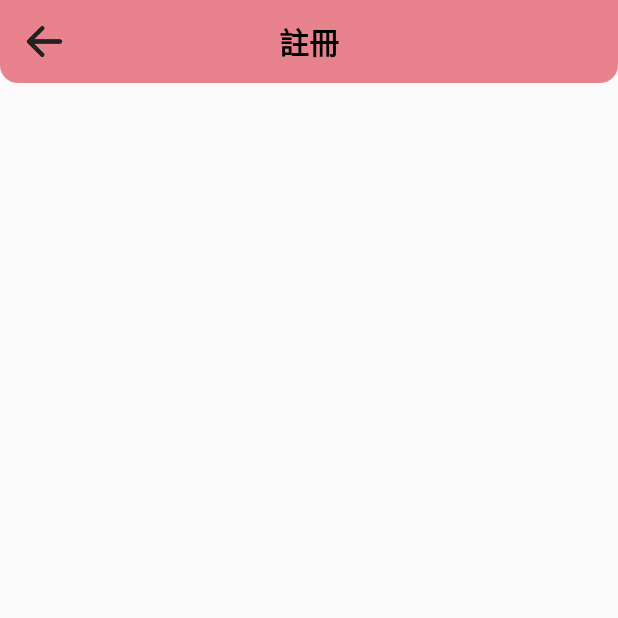
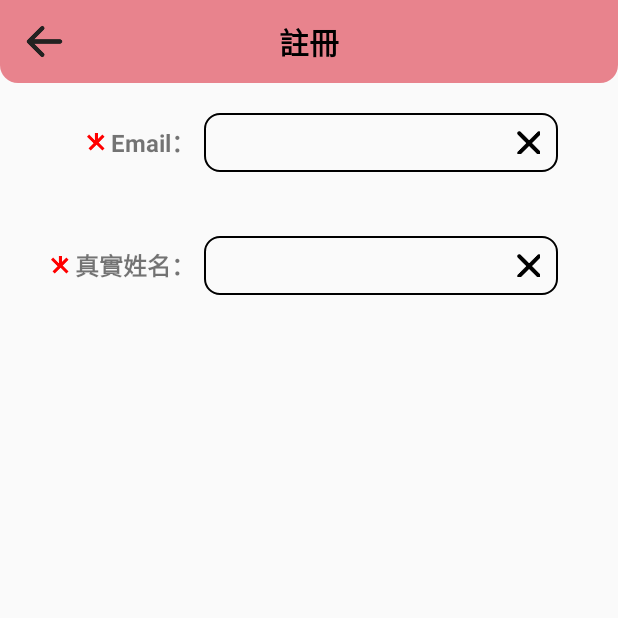
Before and after one commit to ives9999/hbc_android, an Android app: the RegisterActivity screen opened directly, with no data from a screen before it, on a phone screen of 412 x 824 dp, the top half of it. Run offline under Robolectric (Android 15) with nearby library versions, the light colour scheme and no system bars.

Commit message:
member register start.

```diff
--- /dev/null
+++ b/app/src/main/java/tw/com/bluemobile/hbc/Views/EditTextNormal.kt
@@ -0,0 +1,24 @@
+package tw.com.bluemobile.hbc.Views
+
+import android.content.Context
+import android.util.AttributeSet
+import android.view.View
+import android.widget.LinearLayout
+import android.widget.TextView
+import tw.com.bluemobile.hbc.R
+
+class EditTextNormal @JvmOverloads constructor(context: Context, attrs: AttributeSet? = null, defStyleAttr: Int = 0):
+    LinearLayout(context, attrs, defStyleAttr) {
+
+    private val view: View = View.inflate(context, R.layout.edit_text_normal, this)
+
+    init {
+        if (attrs != null) {
+            val attributes = context.theme.obtainStyledAttributes(attrs, R.styleable.EditTextNormal, 0, 0)
+
+            view.findViewById<TextView>(R.id.titleTV) ?. let {
+                it.text = attributes.getString(R.styleable.EditTextNormal_titleTV) ?: ""
+            }
+        }
+    }
+}
--- /dev/null
+++ b/app/src/main/res/drawable/edit_text_border.xml
@@ -0,0 +1,4 @@
+<shape xmlns:android="http://schemas.android.com/apk/res/android" android:shape="rectangle">
+   <corners android:radius="10dp"/>
+   <stroke android:width="1dp" android:color="#000000"/>
+ </shape>
--- a/app/src/main/res/layout/activity_register.xml
+++ b/app/src/main/res/layout/activity_register.xml
@@ -1,4 +1,4 @@
-<RelativeLayout xmlns:android="http://schemas.android.com/apk/res/android"
+<LinearLayout xmlns:android="http://schemas.android.com/apk/res/android"
     xmlns:app="http://schemas.android.com/apk/res-auto"
     xmlns:tools="http://schemas.android.com/tools"
     android:layout_width="match_parent"
@@ -11,5 +11,18 @@
         android:layout_width="match_parent"
         android:layout_height="@dimen/top_height" />
 
+    <tw.com.bluemobile.hbc.Views.EditTextNormal
+        android:layout_width="match_parent"
+        android:layout_height="70dp"
+        android:layout_marginTop="12dp"
+        app:titleTV="Email"
+        />
 
-</RelativeLayout>
+    <tw.com.bluemobile.hbc.Views.EditTextNormal
+        android:layout_width="match_parent"
+        android:layout_height="70dp"
+        android:layout_marginTop="12dp"
+        app:titleTV="真實姓名"
+        />
+
+</LinearLayout>
--- /dev/null
+++ b/app/src/main/res/layout/edit_text_normal.xml
@@ -0,0 +1,63 @@
+<?xml version="1.0" encoding="utf-8"?>
+<LinearLayout xmlns:android="http://schemas.android.com/apk/res/android"
+    xmlns:app="http://schemas.android.com/apk/res-auto"
+    xmlns:tools="http://schemas.android.com/tools"
+    android:layout_width="match_parent"
+    android:layout_height="55dp"
+    android:layout_below="@id/top"
+    android:gravity="center_vertical"
+    android:orientation="horizontal"
+    android:paddingTop="8dp"
+    android:paddingBottom="8dp">
+
+    <LinearLayout
+        android:layout_width="130dp"
+        android:layout_height="wrap_content"
+        android:layoutDirection="rtl"
+        android:orientation="horizontal">
+
+        <TextView
+            style="@style/edit_title"
+            android:layout_width="wrap_content"
+            android:layout_height="wrap_content"
+            android:text="@string/common" />
+
+        <TextView
+            android:id="@+id/titleTV"
+            style="@style/edit_title"
+            android:layout_width="wrap_content"
+            android:layout_height="wrap_content"
+            android:text="@string/email" />
+
+        <ImageView
+            android:layout_width="@dimen/star"
+            android:layout_height="@dimen/star"
+            android:layout_gravity="center_vertical"
+            android:layout_marginStart="4dp"
+            app:srcCompat="@drawable/start" />
+
+    </LinearLayout>
+
+    <LinearLayout
+        android:layout_width="wrap_content"
+        android:layout_height="wrap_content"
+        android:layout_marginStart="6dp"
+        android:background="@drawable/edit_text_border"
+        android:orientation="horizontal"
+        android:paddingEnd="12dp">
+
+        <EditText
+            android:layout_width="200dp"
+            android:layout_height="40dp"
+            android:layout_marginStart="8dp"
+            android:background="@android:color/transparent" />
+
+        <ImageView
+            android:id="@+id/clear"
+            android:layout_width="16dp"
+            android:layout_height="16dp"
+            android:layout_gravity="center_vertical"
+            app:srcCompat="@drawable/clear" />
+    </LinearLayout>
+
+</LinearLayout>
--- a/app/src/main/res/values/dimens.xml
+++ b/app/src/main/res/values/dimens.xml
@@ -22,4 +22,6 @@
     <dimen name="member_home_gridview_vertical_spacing">30dp</dimen>
     <dimen name="member_home_gridview_padding_top">30dp</dimen>
     <dimen name="member_home_gridview_column_width">120dp</dimen>
+
+    <dimen name="star">12dp</dimen>
 </resources>
--- a/app/src/main/res/values/strings.xml
+++ b/app/src/main/res/values/strings.xml
@@ -15,4 +15,7 @@
     <string name="donate">我要捐款</string>
     <string name="member">我的資訊</string>
 
+    <string name="email">Email</string>
+    <string name="common">：</string>
+
 </resources>
--- a/app/src/main/res/values/themes.xml
+++ b/app/src/main/res/values/themes.xml
@@ -42,4 +42,13 @@
         <item name="android:textSize">16dp</item>
         <item name="android:textStyle">bold</item>
     </style>
+
+    <style name="edit_title">
+        <item name="android:textSize">16dp</item>
+        <item name="android:textStyle">bold</item>
+    </style>
+
+    <declare-styleable name="EditTextNormal">
+        <attr name="titleTV" format="string" />
+    </declare-styleable>
 </resources>
```
Also changed, not shown: app/src/main/res/drawable-hdpi/clear.png (added), app/src/main/res/drawable-hdpi/start.png (added), app/src/main/res/drawable-mdpi/clear.png (added), app/src/main/res/drawable-mdpi/start.png (added), app/src/main/res/drawable/clear.png (added), app/src/main/res/drawable/start.png (added).
